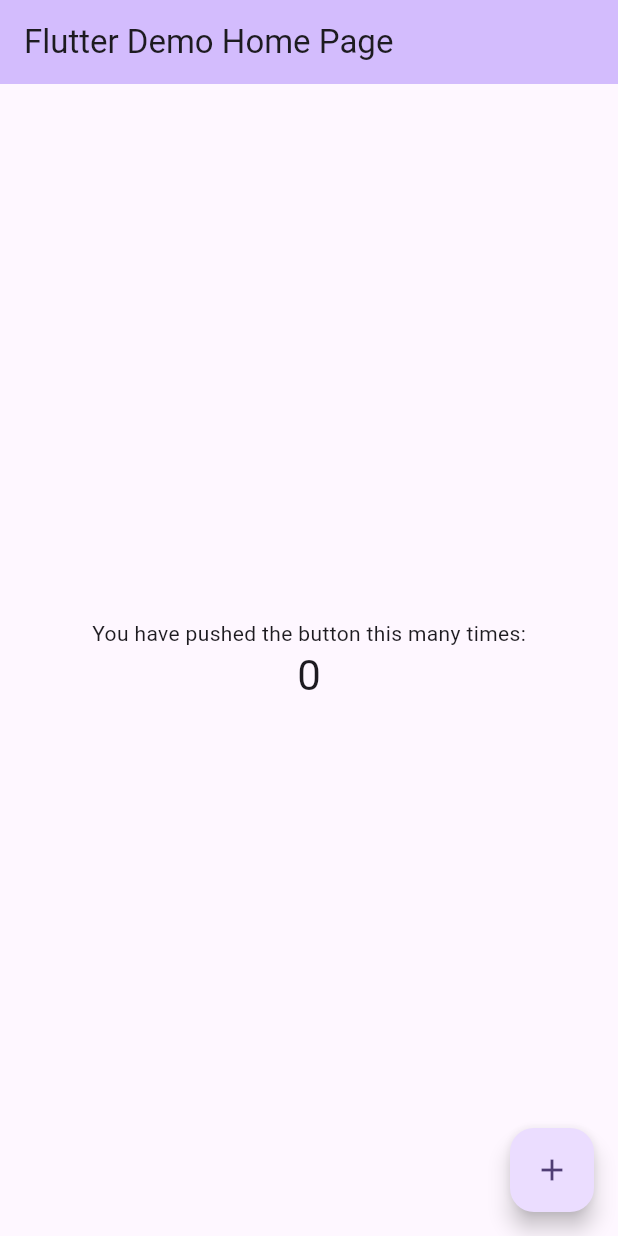
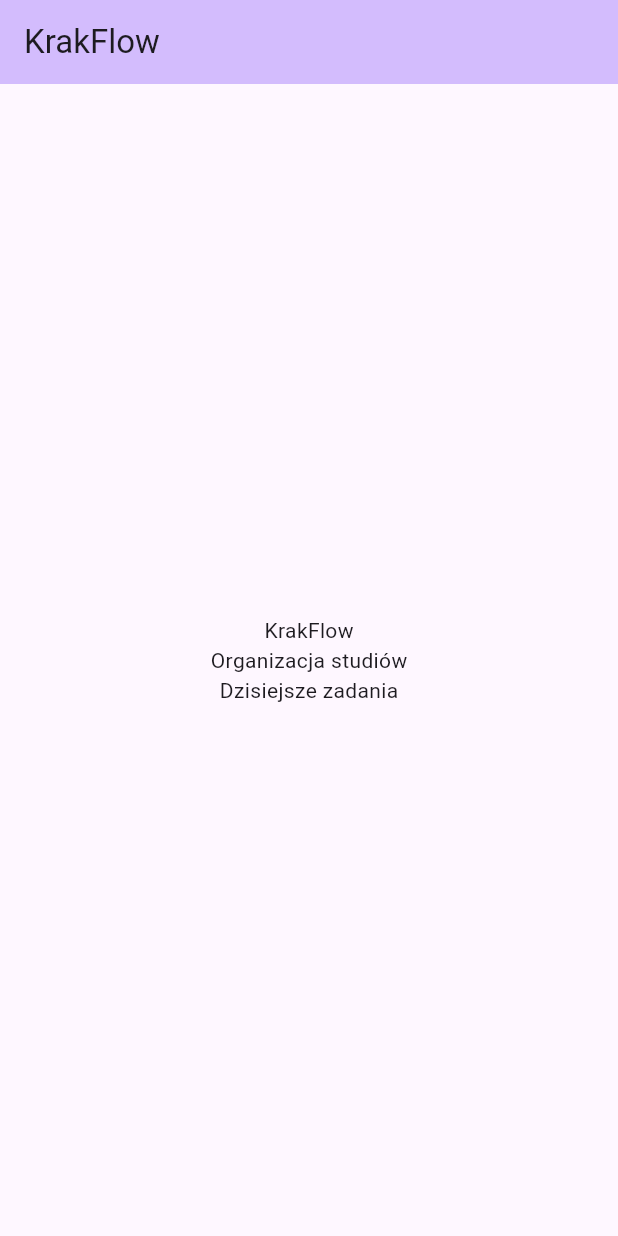
Before and after one commit to htm52004/krackflow_flutter, a Flutter app: the screen it shows after launch, on a phone screen of 412 x 824 dp. Run offline on Flutter 3.47's test engine with Material 3 defaults, Android fonts, the phone set to English and light mode, and no system bars.

Commit message:
lab_03 krakflow home screen

```diff
--- a/lib/main.dart
+++ b/lib/main.dart
@@ -30,7 +30,7 @@
         // tested with just a hot reload.
         colorScheme: .fromSeed(seedColor: Colors.deepPurple),
       ),
-      home: const MyHomePage(title: 'Flutter Demo Home Page'),
+      home: const MyHomePage(title: 'KrakFlow'),
     );
   }
 }
@@ -86,36 +86,14 @@
         title: Text(widget.title),
       ),
       body: Center(
-        // Center is a layout widget. It takes a single child and positions it
-        // in the middle of the parent.
         child: Column(
-          // Column is also a layout widget. It takes a list of children and
-          // arranges them vertically. By default, it sizes itself to fit its
-          // children horizontally, and tries to be as tall as its parent.
-          //
-          // Column has various properties to control how it sizes itself and
-          // how it positions its children. Here we use mainAxisAlignment to
-          // center the children vertically; the main axis here is the vertical
-          // axis because Columns are vertical (the cross axis would be
-          // horizontal).
-          //
-          // TRY THIS: Invoke "debug painting" (choose the "Toggle Debug Paint"
-          // action in the IDE, or press "p" in the console), to see the
-          // wireframe for each widget.
-          mainAxisAlignment: .center,
+          mainAxisAlignment: MainAxisAlignment.center,
           children: [
-            const Text('You have pushed the button this many times:'),
-            Text(
-              '$_counter',
-              style: Theme.of(context).textTheme.headlineMedium,
-            ),
+            const Text('KrakFlow'),
+            const Text('Organizacja studiów'),
+            const Text('Dzisiejsze zadania'),
           ],
         ),
-      ),
-      floatingActionButton: FloatingActionButton(
-        onPressed: _incrementCounter,
-        tooltip: 'Increment',
-        child: const Icon(Icons.add),
       ),
     );
   }
```
